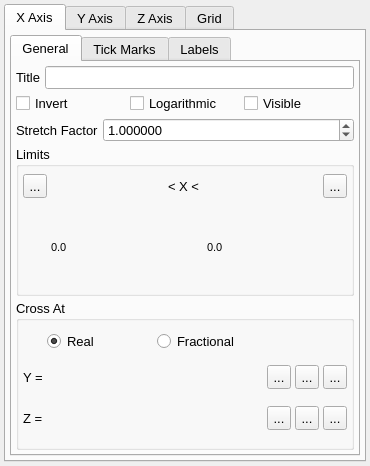
Above: src/gui/axes.ui from trisyoungs/uchroma before the change. Below: the same form after it.
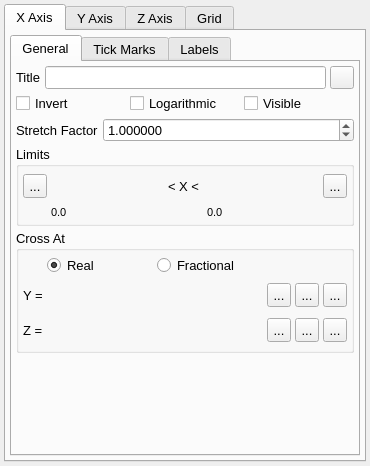
That is the form after the change. Icons and pictures are not drawn. Custom widgets are drawn as their Qt base class.

```diff
--- a/src/gui/axes.ui
+++ b/src/gui/axes.ui
@@ -88,6 +88,23 @@
              <item>
               <widget class="QLineEdit" name="XTitleEdit"/>
              </item>
+             <item>
+              <widget class="QToolButton" name="XTitleAddSymbolButton">
+               <property name="text">
+                <string/>
+               </property>
+               <property name="icon">
+                <iconset resource="icons.qrc">
+                 <normaloff>:/uchroma/icons/symbol.svg</normaloff>:/uchroma/icons/symbol.svg</iconset>
+               </property>
+               <property name="iconSize">
+                <size>
+                 <width>16</width>
+                 <height>16</height>
+                </size>
+               </property>
+              </widget>
+             </item>
             </layout>
            </item>
            <item>
@@ -600,6 +617,19 @@
              </layout>
             </widget>
            </item>
+           <item>
+            <spacer name="verticalSpacer_6">
+             <property name="orientation">
+              <enum>Qt::Vertical</enum>
+             </property>
+             <property name="sizeHint" stdset="0">
+              <size>
+               <width>20</width>
+               <height>40</height>
+              </size>
+             </property>
+            </spacer>
+           </item>
           </layout>
          </widget>
          <widget class="QWidget" name="XTicksTab">
```
Left out of the diff: 60 changed lines with no effect on the pictures.
